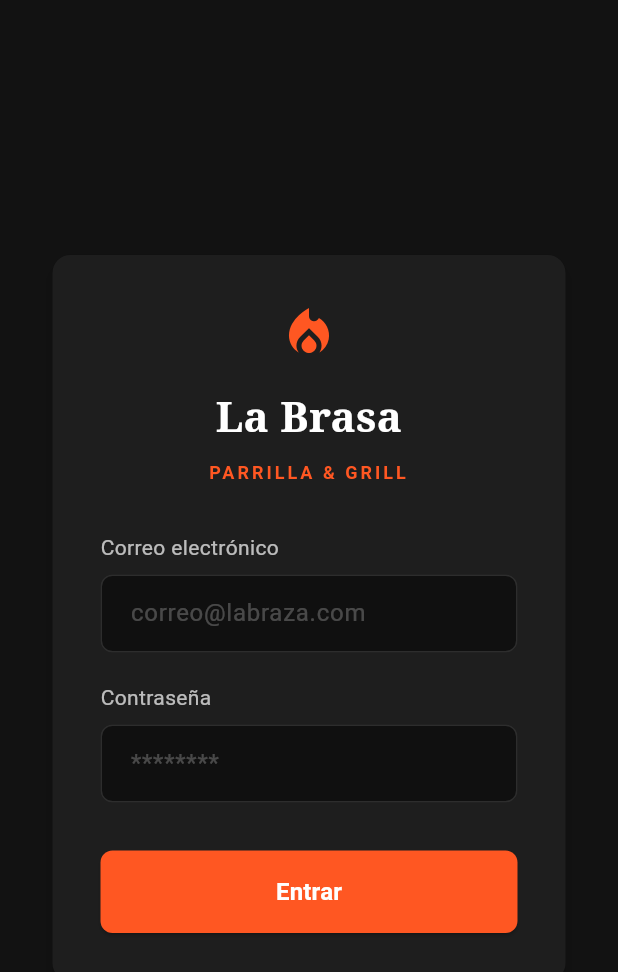
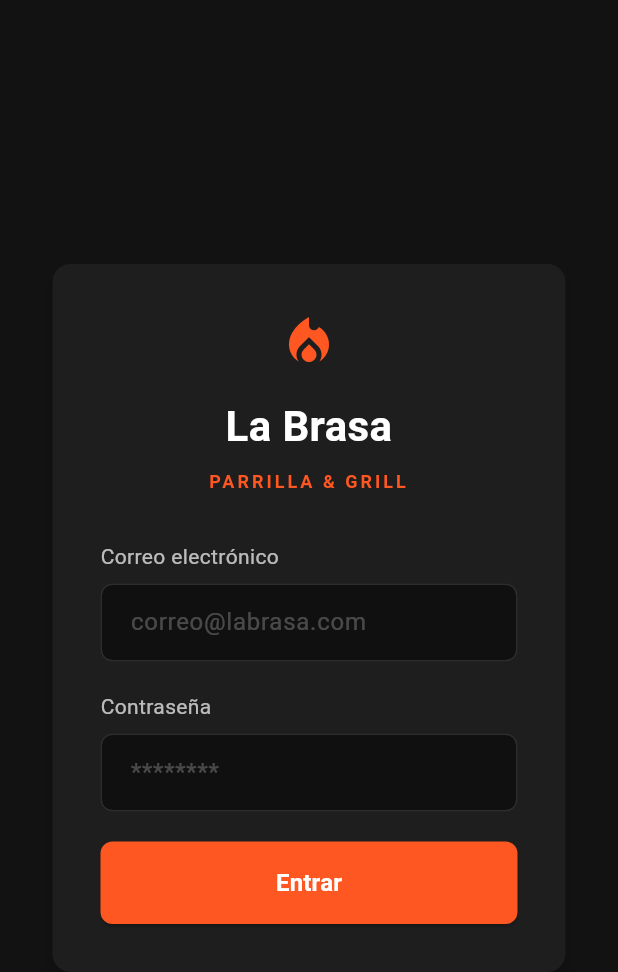
Before and after one commit to Joshi2032/POS, a Flutter app: the screen it shows after launch, on a phone screen of 412 x 824 dp. Shown: the top 972 px of the screen. Run offline on Flutter 3.47's test engine with Material 3 defaults, Android fonts, the phone set to English and light mode, and no system bars; our stand-ins replace fl_chart, flutter_dotenv, go_router, supabase_flutter; missing offline and left inert: esc_pos_printer_plus, esc_pos_utils_plus; accounts and stored records are empty.

Commit message:
login conectado con db y corregido mes1, mesa2 etc

```diff
--- a/lib/pages/login_page.dart
+++ b/lib/pages/login_page.dart
@@ -1,14 +1,34 @@
 import 'package:flutter/material.dart';
+import 'package:provider/provider.dart';
+import 'package:go_router/go_router.dart';
 
-class LoginPage extends StatelessWidget {
+import '../providers/auth_provider.dart';
+
+class LoginPage extends StatefulWidget {
   const LoginPage({super.key});
 
   @override
+  State<LoginPage> createState() => _LoginPageState();
+}
+
+class _LoginPageState extends State<LoginPage> {
+  final emailCtrl = TextEditingController();
+  final passwordCtrl = TextEditingController();
+
+  @override
+  void dispose() {
+    emailCtrl.dispose();
+    passwordCtrl.dispose();
+    super.dispose();
+  }
+
+  @override
   Widget build(BuildContext context) {
-    // Definición de colores basados en tu imagen
+    final auth = context.watch<AuthProvider>();
+
     const Color backgroundColor = Color(0xFF121212);
     const Color cardColor = Color(0xFF1E1E1E);
-    const Color accentColor = Color(0xFFFF5722); // Naranja
+    const Color accentColor = Color(0xFFFF5722);
 
     return Scaffold(
       backgroundColor: backgroundColor,
@@ -18,15 +38,23 @@ class LoginPage extends StatelessWidget {
           child: Card(
             color: cardColor,
             elevation: 4,
-            shape: RoundedRectangleBorder(borderRadius: BorderRadius.circular(12)),
+            shape: RoundedRectangleBorder(
+              borderRadius: BorderRadius.circular(12),
+            ),
             child: Padding(
               padding: const EdgeInsets.all(32),
               child: Column(
                 mainAxisSize: MainAxisSize.min,
                 crossAxisAlignment: CrossAxisAlignment.stretch,
                 children: [
-                  const Icon(Icons.local_fire_department, color: accentColor, size: 40),
+                  const Icon(
+                    Icons.local_fire_department,
+                    color: accentColor,
+                    size: 40,
+                  ),
+
                   const SizedBox(height: 16),
+
                   const Text(
                     "La Brasa",
                     textAlign: TextAlign.center,
@@ -34,10 +62,11 @@ class LoginPage extends StatelessWidget {
                       color: Colors.white,
                       fontSize: 28,
                       fontWeight: FontWeight.bold,
-                      fontFamily: 'serif',
                     ),
                   ),
+
                   const SizedBox(height: 8),
+
                   const Text(
                     "PARRILLA & GRILL",
                     textAlign: TextAlign.center,
@@ -48,33 +77,89 @@ class LoginPage extends StatelessWidget {
                       fontWeight: FontWeight.bold,
                     ),
                   ),
+
                   const SizedBox(height: 32),
 
-                  // Campo Correo
-                  const Text("Correo electrónico", style: TextStyle(color: Colors.white70)),
+                  const Text(
+                    "Correo electrónico",
+                    style: TextStyle(color: Colors.white70),
+                  ),
+
                   const SizedBox(height: 8),
-                  _buildTextField(hintText: "correo@labraza.com"),
+
+                  _buildTextField(
+                    controller: emailCtrl,
+                    hintText: "correo@labrasa.com",
+                  ),
 
                   const SizedBox(height: 20),
 
-                  // Campo Contraseña
-                  const Text("Contraseña", style: TextStyle(color: Colors.white70)),
+                  const Text(
+                    "Contraseña",
+                    style: TextStyle(color: Colors.white70),
+                  ),
+
                   const SizedBox(height: 8),
-                  _buildTextField(hintText: "********", obscureText: true),
 
-                  const SizedBox(height: 32),
+                  _buildTextField(
+                    controller: passwordCtrl,
+                    hintText: "********",
+                    obscureText: true,
+                  ),
 
-                  // Botón Entrar
+                  const SizedBox(height: 20),
+
+                  if (auth.error != null)
+                    Padding(
+                      padding: const EdgeInsets.only(bottom: 12),
+                      child: Text(
+                        auth.error!,
+                        style: const TextStyle(color: Colors.red),
+                        textAlign: TextAlign.center,
+                      ),
+                    ),
+
                   ElevatedButton(
-                    onPressed: () {},
+                    onPressed: auth.isLoading
+                        ? null
+                        : () async {
+                            final routeContext = context;
+                            final ok = await auth.login(
+                              emailCtrl.text.trim(),
+                              passwordCtrl.text.trim(),
+                            );
+
+                            if (!mounted || !routeContext.mounted) return;
+
+                            if (ok) {
+                              routeContext.go('/dashboard');
+                            }
+                          },
                     style: ElevatedButton.styleFrom(
                       backgroundColor: accentColor,
                       foregroundColor: Colors.white,
                       padding: const EdgeInsets.symmetric(vertical: 16),
-                      shape: RoundedRectangleBorder(borderRadius: BorderRadius.circular(8)),
+                      shape: RoundedRectangleBorder(
+                        borderRadius: BorderRadius.circular(8),
+                      ),
                     ),
-                    child: const Text("Entrar", style: TextStyle(fontSize: 16, fontWeight: FontWeight.bold)),
-                  )
+                    child: auth.isLoading
+                        ? const SizedBox(
+                            width: 22,
+                            height: 22,
+                            child: CircularProgressIndicator(
+                              strokeWidth: 2,
+                              color: Colors.white,
+                            ),
+                          )
+                        : const Text(
+                            "Entrar",
+                            style: TextStyle(
+                              fontSize: 16,
+                              fontWeight: FontWeight.bold,
+                            ),
+                          ),
+                  ),
                 ],
               ),
             ),
@@ -84,9 +169,13 @@ class LoginPage extends StatelessWidget {
     );
   }
 
-  // Widget auxiliar para mantener los campos consistentes
-  Widget _buildTextField({required String hintText, bool obscureText = false}) {
+  Widget _buildTextField({
+    required TextEditingController controller,
+    required String hintText,
+    bool obscureText = false,
+  }) {
     return TextField(
+      controller: controller,
       obscureText: obscureText,
       style: const TextStyle(color: Colors.white),
       decoration: InputDecoration(
--- a/lib/pages/tomar_orden_page.dart
+++ b/lib/pages/tomar_orden_page.dart
@@ -334,15 +334,13 @@ class _CartSection extends StatelessWidget {
                   children: [
                     Text(
   orderType == OrderType.dineIn
-                            ? 'Mesa $selectedTable'
+      ? 'Mesa ${context.read<TomarOrdenProvider>().selectedTableName}'
       : 'Para Llevar',
   style: TextStyle(
     fontSize: 18,
     fontWeight: FontWeight.bold,
-                            color: textColor),
-                        // 2. Añadimos ellipsis para que no rompa el diseño
-                        overflow: TextOverflow.ellipsis,
-                        maxLines: 1, // Garantiza que no baje a la siguiente línea
+    color: textColor,
+  ),
 ),
                     Text(
                         orderType == OrderType.dineIn
--- a/lib/routes.dart
+++ b/lib/routes.dart
@@ -28,7 +28,7 @@ final GlobalKey<NavigatorState> _shellNavigatorKey =
 
 final GoRouter appRouter = GoRouter(
   navigatorKey: _rootNavigatorKey,
-  initialLocation: '/login',
+  initialLocation: '/login', // por si josue ta wey y no sabe donde cambiar para que inicie en el login o la dashboard
   routes: [
     GoRoute(
       path: '/login',
```
Lines whose indentation alone changed are shown as unchanged.
